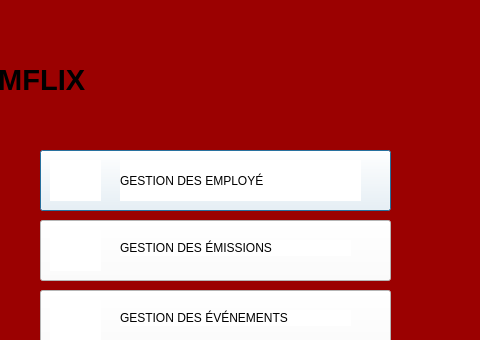
Qt form menu.ui (maramboussalem/Smart-TV-) before a commit; both pictures show x 200 to 680 and y 0 to 340 of the 878 by 630 pixel window.
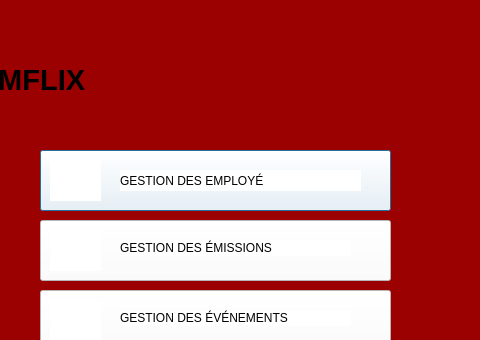
The same form after that commit. Icons and pictures are not drawn.

The edit to the form file:
```diff
--- a/menu.ui
+++ b/menu.ui
@@ -235,9 +235,9 @@
    <property name="geometry">
     <rect>
      <x>320</x>
-     <y>160</y>
+     <y>170</y>
      <width>241</width>
-     <height>41</height>
+     <height>21</height>
     </rect>
    </property>
    <property name="styleSheet">
```
